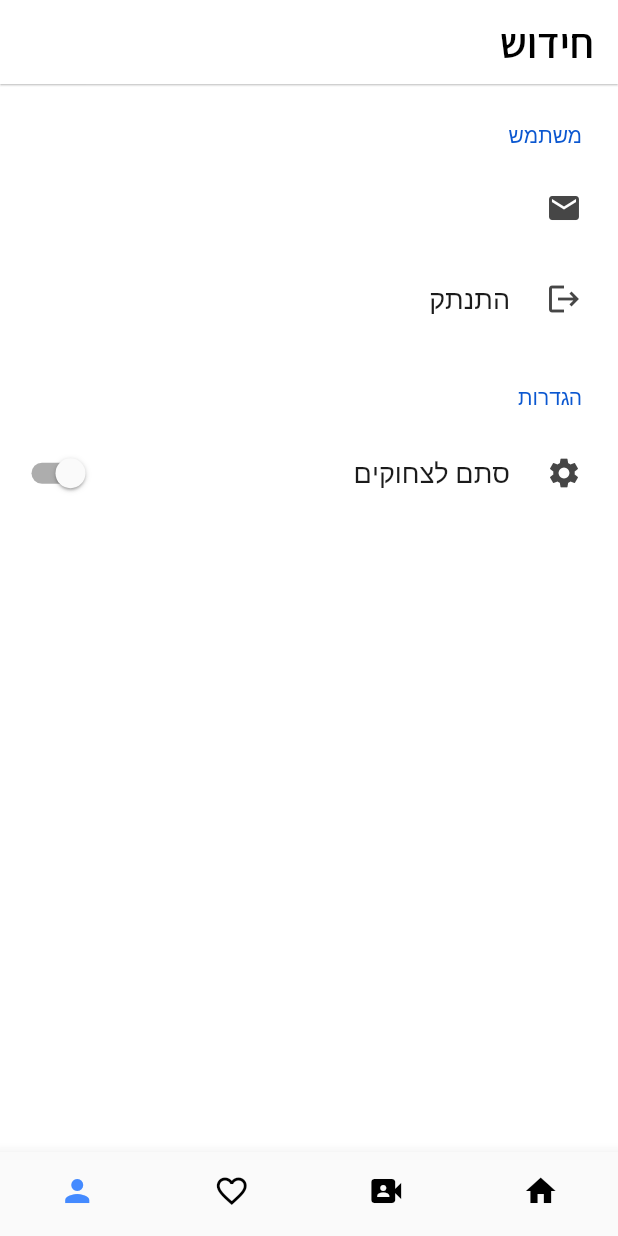
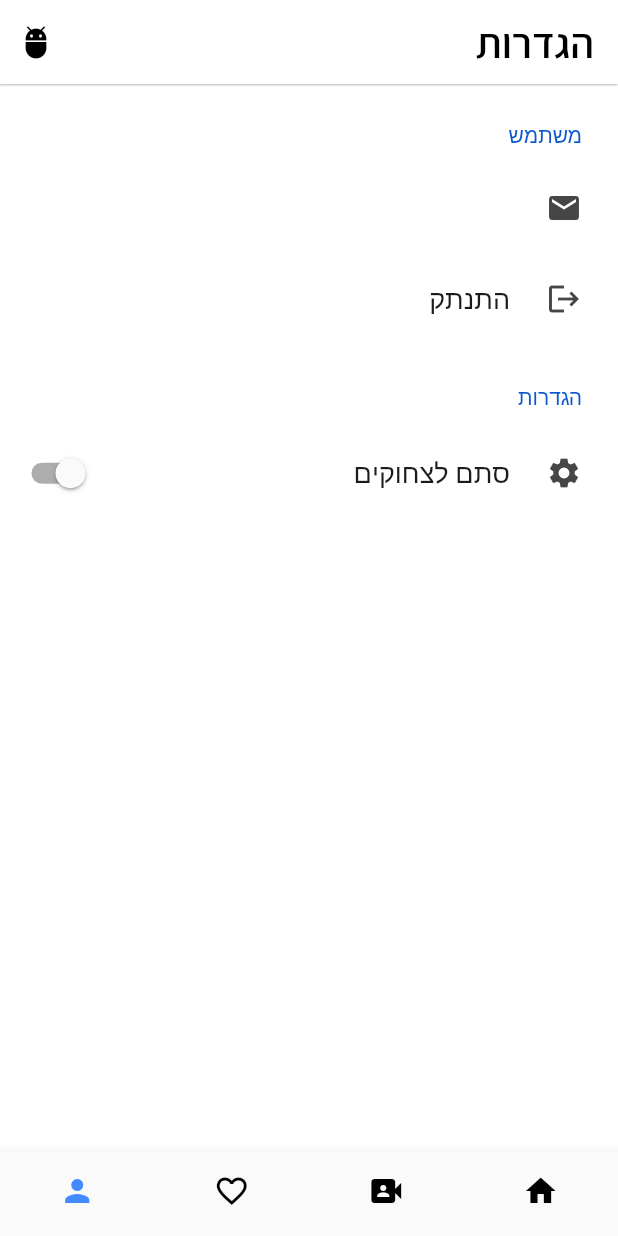
Before and after one commit to emil45/hidush, a Flutter app: the screen it shows once a user with an empty profile is signed in, item 4 of the bottom bar chosen, on a phone screen of 412 x 824 dp. Run offline on Flutter 3.47's test engine with Material 2 defaults, Android fonts, the phone set to English and light mode, and no system bars; drawn by our look-alikes of settings_ui; our stand-ins replace cloud_firestore, curved_navigation_bar, firebase_auth, firebase_core, google_sign_in, share; accounts and stored records are empty; network calls fail.

Commit message:
🎨  Improve code structure

```diff
--- a/lib/common/utils.dart
+++ b/lib/common/utils.dart
@@ -4,3 +4,5 @@ Map labelsColors = {
   'תורה': Colors.blue[100],
   'גמרא': Colors.red[100],
 };
+
+Map rabbiToImage = {'הרב מאור חי': 'assets/images/rabbi/rav-maor.png'};
--- a/lib/main.dart
+++ b/lib/main.dart
@@ -10,9 +10,13 @@ class CustomMateriaApp extends StatelessWidget {
 
   @override
   Widget build(BuildContext context) {
-    return StreamProvider<AuthenticatedUser?>.value(
-      value: AuthService().user,
-      initialData: null,
+    return MultiProvider(
+      providers: [
+        StreamProvider<AuthenticatedUser?>.value(
+          value: AuthService().user,
+          initialData: null,
+        )
+      ],
       child: MaterialApp(
         theme: AppThemes.lightTheme,
         darkTheme: AppThemes.darkTheme,
--- /dev/null
+++ b/lib/models/hidush.dart
@@ -0,0 +1,25 @@
+import 'package:json_annotation/json_annotation.dart';
+
+part 'hidush.g.dart';
+
+@JsonSerializable()
+class Hidush {
+  String source, sourceDetails, quota, peerosh, rabbi;
+  List<String> labels;
+  int likes, shares;
+
+  Hidush({
+    required this.source,
+    required this.sourceDetails,
+    required this.quota,
+    required this.peerosh,
+    required this.rabbi,
+    required this.labels,
+    required this.likes,
+    required this.shares,
+  });
+
+  factory Hidush.fromJson(Map<String, dynamic> json) => _$HidushFromJson(json);
+
+  Map<String, dynamic> toJson() => _$HidushToJson(this);
+}
--- a/lib/screens/personal/personal.dart
+++ b/lib/screens/personal/personal.dart
@@ -1,5 +1,3 @@
-import 'dart:developer';
-
 import 'package:flutter/material.dart';
 import 'package:flutter/services.dart';
 import 'package:hidush/models/user.dart';
@@ -8,7 +6,7 @@ import 'package:provider/provider.dart';
 import 'package:settings_ui/settings_ui.dart';
 
 class Personal extends StatefulWidget {
-  Personal({Key? key}) : super(key: key);
+  const Personal({Key? key}) : super(key: key);
 
   @override
   State<Personal> createState() => _PersonalState();
@@ -55,8 +53,7 @@ class _PersonalState extends State<Personal> {
               title: const Text('סתם לצחוקים'),
               onPressed: (value) async => null,
               initialValue: switchState,
-              onToggle: (bool value) =>
-                  setState(() => switchState = !switchState),
+              onToggle: (bool value) => setState(() => switchState = !switchState),
             ),
           ],
         ),
--- a/lib/widgets/buttons/sign_in_button.dart
+++ b/lib/widgets/buttons/sign_in_button.dart
@@ -32,7 +32,7 @@ class _SignInButtonState extends State<SignInButton> {
                 backgroundColor: MaterialStateProperty.all(Colors.white),
                 shape: MaterialStateProperty.all(
                   RoundedRectangleBorder(
-                    borderRadius: BorderRadius.circular(40),
+                    borderRadius: BorderRadius.circular(20),
                   ),
                 ),
               ),
--- a/lib/widgets/navigation/navigation.dart
+++ b/lib/widgets/navigation/navigation.dart
@@ -1,4 +1,5 @@
 import 'package:flutter/material.dart';
+import 'package:hidush/screens/favorites/favorites.dart';
 import 'package:hidush/widgets/navigation/bottom_nav_bar.dart';
 import 'package:hidush/widgets/navigation/scrollable_app_bar.dart';
 import 'package:hidush/screens/home/home.dart';
@@ -14,12 +15,12 @@ class Navigation extends StatefulWidget {
 class _NavigationState extends State<Navigation> {
   int _pageIndex = 0;
 
-  final List<Widget> _pages = <Widget>[
-    Home(),
-    Text('קצרים'),
-    Text('מועדפים'),
-    Personal()
-  ];
+  final Map<int, dynamic> _pagess = {
+    0: {'widget': Home(), 'appBarTitle': "חידוש"},
+    1: {'widget': const Text('קצרים'), 'appBarTitle': "קצרים"},
+    2: {'widget': const Favorites(), 'appBarTitle': "מועדפים"},
+    3: {'widget': const Personal(), 'appBarTitle': "הגדרות"},
+  };
 
   void onTabTapped(int index) {
     setState(() => _pageIndex = index);
@@ -30,15 +31,18 @@ class _NavigationState extends State<Navigation> {
     return Scaffold(
       body: NestedScrollView(
         floatHeaderSlivers: true,
-        headerSliverBuilder: (context, innerBoxIsScrolled) =>
-            [const ScrollableAppBar()],
+        headerSliverBuilder: (context, innerBoxIsScrolled) => [
+          ScrollableAppBar(
+            titleText: _pagess[_pageIndex]['appBarTitle'],
+            context: context,
+          )
+        ],
         body: RefreshIndicator(
           onRefresh: () async => Future.delayed(const Duration(seconds: 1)),
-          child: _pages.elementAt(_pageIndex),
+          child: _pagess[_pageIndex]['widget'],
         ),
       ),
-      bottomNavigationBar:
-          BottomNavBar(pageIndex: _pageIndex, onTap: onTabTapped),
+      bottomNavigationBar: BottomNavBar(pageIndex: _pageIndex, onTap: onTabTapped),
     );
   }
 }
--- a/lib/widgets/navigation/scrollable_app_bar.dart
+++ b/lib/widgets/navigation/scrollable_app_bar.dart
@@ -1,23 +1,32 @@
+import 'dart:developer';
+
 import 'package:flutter/material.dart';
 import 'package:flutter/services.dart';
 
 class ScrollableAppBar extends SliverAppBar {
-  const ScrollableAppBar({Key? key})
+  final String titleText;
+  final BuildContext context;
+
+  ScrollableAppBar({Key? key, required this.titleText, required this.context})
       : super(
           key: key,
+          actions: [
+            IconButton(
+              onPressed: () => ScaffoldMessenger.of(context).showSnackBar(const SnackBar(
+                content: Text('כלום'),
+              )),
+              icon: const Icon(Icons.adb, color: Colors.black),
+            )
+          ],
           forceElevated: true,
           floating: true,
-          title: const Text(
-            "חידוש",
-            style: TextStyle(
-                fontSize: 28,
-                color: Colors.black,
-                fontFamily: 'Assistant',
-                fontWeight: FontWeight.w600),
+          title: Text(
+            titleText,
+            style: const TextStyle(
+                fontSize: 28, color: Colors.black, fontFamily: 'Assistant', fontWeight: FontWeight.w600),
           ),
           elevation: 0.5,
           backgroundColor: Colors.white,
-          systemOverlayStyle:
-              const SystemUiOverlayStyle(statusBarColor: Colors.black),
+          systemOverlayStyle: const SystemUiOverlayStyle(statusBarColor: Colors.black),
         );
 }
--- a/pubspec.yaml
+++ b/pubspec.yaml
@@ -42,6 +42,8 @@ dependencies:
   provider: ^6.0.2
   cloud_firestore: ^3.1.10
   settings_ui: ^2.0.2
+  json_serializable: ^6.1.5
+  build_runner: ^2.1.7
 
 dev_dependencies:
   flutter_test:
```
Also changed, not shown: lib/screens/authenticate/sign_in.dart (+3 -4 lines), lib/screens/favorites/favorites.dart (added, +61 -0 lines), lib/screens/home/home.dart (+47 -26 lines), lib/services/db.dart (+52 -6 lines), lib/widgets/hidush_card.dart (+53 -31 lines), lib/models/hidush.g.dart (added), pubspec.lock.
